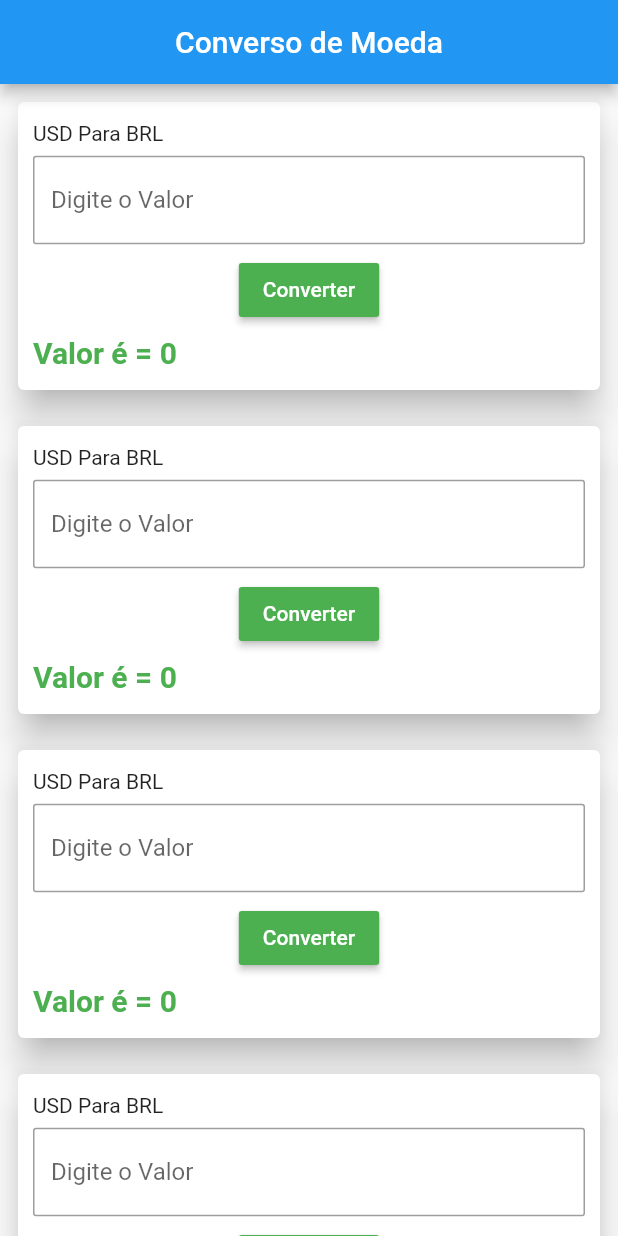
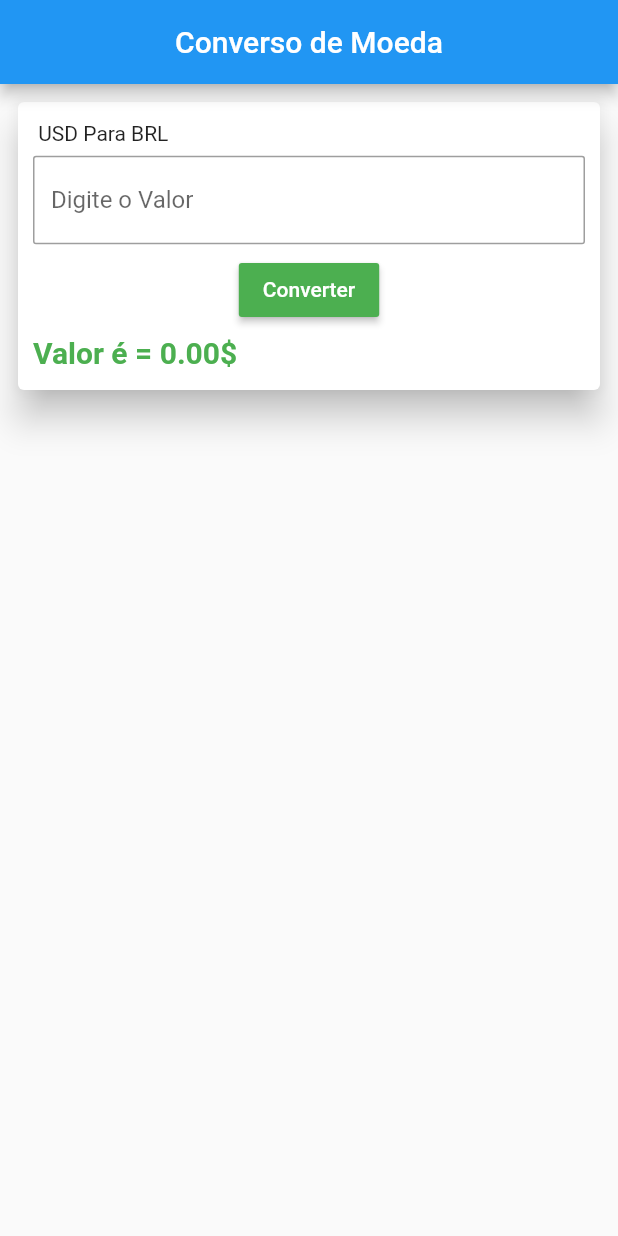
Before and after one commit to sigismundo03/Projetos-, a Flutter app: the screen it shows after launch, on a phone screen of 412 x 824 dp. Run offline on Flutter 3.47's test engine with Material 2 defaults, Android fonts, the phone set to English and light mode, and no system bars; our stand-ins replace dio, get.

Commit message:
projeto completo

```diff
--- a/conversordemoedas/lib/home/controllers/home_controller.dart
+++ b/conversordemoedas/lib/home/controllers/home_controller.dart
@@ -5,6 +5,8 @@ import 'package:get/get.dart';
 class Controller extends GetxController{
   static Controller get to => Get.find();
   ApiModel data;
+  var numero = 0.0.obs;
+  var valortotal = 0.0.obs;
 
   void conversor() async{
     Api api = Api();
@@ -18,8 +20,21 @@ class Controller extends GetxController{
       );
     } else{
       data = response;
-      // update(this);
+      multiplica();
+
     }
   }
+  void getNumero(String numer){
+     numero.value = double.parse(numer);
+      valortotal.value = 0.0;
 
-}
+
+  }
+
+
+  void multiplica(){
+    valortotal.value  = numero.value * data.usdBrl;
+
+
+  }
+  }
--- a/conversordemoedas/lib/home/repository/home_repository.dart
+++ b/conversordemoedas/lib/home/repository/home_repository.dart
@@ -1,11 +1,12 @@
 import 'package:conversordemoedas/home/model/home_model.dart';
+// import 'package:conversordemoedas/home/utils/url.dart';
 import 'package:dio/dio.dart';
 
 class Api{
   Future<ApiModel> fetchData() async{
 
     try{
-      final reponse = await Dio().get('path');
+      final reponse = await Dio().get('https://free.currconv.com/api/v7/convert?q=USD_BRL&compact=ultra&apiKey=chave para api');
       if(reponse.statusCode ==200){
         return ApiModel.fromJson(reponse.data);
       }
--- /dev/null
+++ b/conversordemoedas/lib/home/utils/url.dart
@@ -0,0 +1 @@
+final url = 'https://free.currconv.com/api/v7/convert?q=USD_BRL&compact=ultra&apiKey=e2c8ae69d7b05c32d6af';
--- a/conversordemoedas/lib/home/views/home_view.dart
+++ b/conversordemoedas/lib/home/views/home_view.dart
@@ -1,23 +1,97 @@
+import 'package:conversordemoedas/home/controllers/home_controller.dart';
 import 'package:flutter/material.dart';
-// import 'package:get/get.dart';
-import '../widgets/converso_widget.dart';
+ import 'package:get/get.dart';
+//import '../widgets/converso_widget.dart';
 
 class HomeView extends StatelessWidget {
+
+  Controller controller = Get.put(Controller());
   @override
   Widget build(BuildContext context) {
+
     return Scaffold(
       appBar: AppBar(
         title: Text("Converso de Moeda"),
         centerTitle: true,
       ),
 
-    body: ListView.builder(
-        itemCount: 5,
-        itemBuilder: (context,index){
-            return ConversoWidget();
-        },
+    // body: ListView.builder(
+    //     itemCount: 5,
+    //     itemBuilder: (context,index){
+    //         return ConversoWidget();
+    //     },
 
 
+    // ),
+
+    body:Padding(
+      padding: const EdgeInsets.all(8.0),
+      child: Container(
+        height: 200,
+        width: 400,
+        child: Card(
+          elevation: 10,
+          child: Padding(
+            padding:  EdgeInsets.all(10.0),
+            child:Column(
+              mainAxisAlignment: MainAxisAlignment.spaceAround,
+              crossAxisAlignment: CrossAxisAlignment.center,
+              children: [
+                Row(
+                   mainAxisAlignment: MainAxisAlignment.start,
+                   crossAxisAlignment: CrossAxisAlignment.center,
+                  children: [
+                    Text(' USD Para BRL'),
+                  ],
+                ),
+                Container(
+                  child: TextFormField(
+                    onChanged:controller.getNumero,
+                    decoration: InputDecoration(
+
+                      hintText: "Digite o Valor",
+                      border: OutlineInputBorder(
+                       borderRadius: BorderRadius.all(Radius.circular(2)),
+
+                      )
+
+                    ),
+
+                  ),
+                ),
+                RaisedButton(
+                 child: Text('Converter',
+                 style: TextStyle(color: Colors.white),
+                 ),
+                 color: Colors.green,
+                 onPressed: (){
+                   controller.conversor();
+                 },
+
+                ),
+                Row(
+                  mainAxisAlignment: MainAxisAlignment.start,
+                   crossAxisAlignment: CrossAxisAlignment.center,
+                  children: [
+                    GetX<Controller>(
+                      builder: (valor) {
+                        return Text('Valor é = ${ valor.valortotal.value.toStringAsFixed(2).toString()}\$',
+                         style: TextStyle(
+                           color: Colors.green
+                           ,
+                           fontSize: 20,
+                           fontWeight: FontWeight.bold,
+                        ),
+                        );
+                      }
+                    ),
+                  ],
+                ),
+              ],
+            ),
+          ),
+        ),
+      ),
     ),
 
     );
--- a/conversordemoedas/lib/home/widgets/converso_widget.dart
+++ b/conversordemoedas/lib/home/widgets/converso_widget.dart
@@ -49,7 +49,7 @@ class ConversoWidget extends StatelessWidget {
                 mainAxisAlignment: MainAxisAlignment.start,
                  crossAxisAlignment: CrossAxisAlignment.center,
                 children: [
-                  Text('Valor é = 0',
+                  Text('Valor é = 0\$',
                    style: TextStyle(
                      color: Colors.green
                      ,
```
Also changed, not shown: conversordemoedas/lib/home/model/Listademoeda_model.dart (added, +9 -0 lines), conversordemoedas/lib/home/model/home_model.dart (+4 -24 lines).
